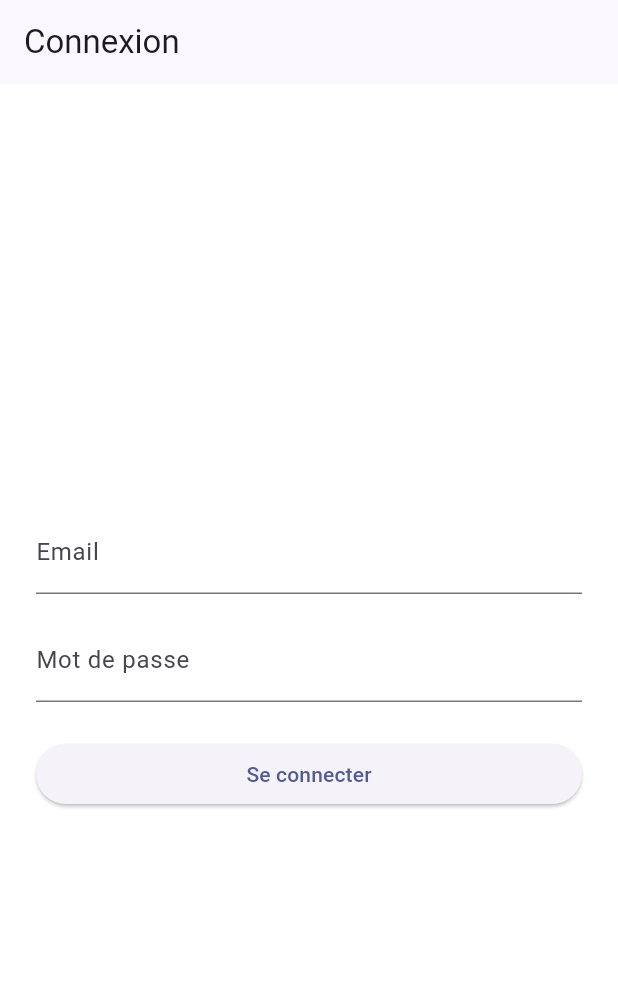
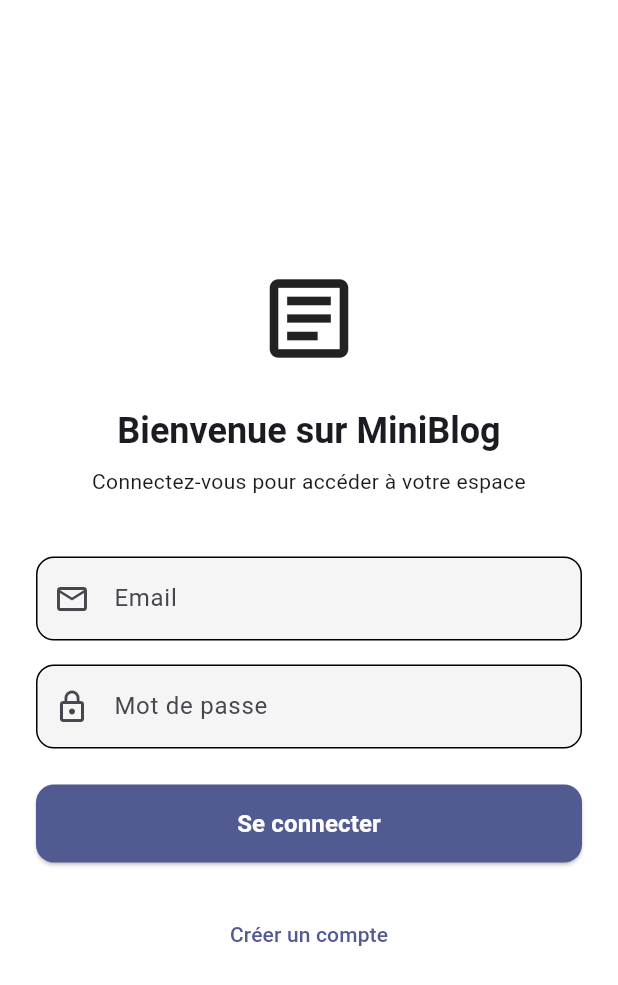
Before and after one commit to josiaskiesse17-commits/Mini-Blog-App, a Flutter app: the screen it shows after launch, on a phone screen of 412 x 824 dp. Shown: the top 985 px of the screen. Run offline on Flutter 3.47's test engine with Material 3 defaults, Android fonts, the phone set to English and light mode, and no system bars; our stand-ins replace cloud_firestore, firebase_auth, firebase_core, flutter_riverpod, go_router, hive and 2 more; accounts and stored records are empty.

Commit message:
restore: recover remaining MiniBlog work

```diff
--- a/lib/core/theme/app_theme.dart
+++ b/lib/core/theme/app_theme.dart
@@ -14,8 +14,16 @@ class AppTheme {
         brightness: Brightness.light,
       ),
       scaffoldBackgroundColor: AppPalette.background,
-      cardTheme: const CardThemeData(
+      cardTheme: CardThemeData(
         color: AppPalette.surface,
+        elevation: 2,
+        shape: RoundedRectangleBorder(borderRadius: BorderRadius.circular(16)),
+        margin: EdgeInsets.zero,
+      ),
+      inputDecorationTheme: InputDecorationTheme(
+        filled: true,
+        fillColor: AppPalette.surface,
+        border: OutlineInputBorder(borderRadius: BorderRadius.circular(12)),
       ),
     );
   }
--- a/lib/features/auth/presentation/pages/login_page.dart
+++ b/lib/features/auth/presentation/pages/login_page.dart
@@ -1,5 +1,6 @@
 import 'package:flutter/material.dart';
 import 'package:flutter_riverpod/flutter_riverpod.dart';
+import 'package:go_router/go_router.dart';
 
 import '../providers/auth_provider.dart';
 import '../widgets/auth_field.dart';
@@ -23,7 +24,9 @@ class _LoginPageState extends ConsumerState<LoginPage> {
       return;
     }
 
-    await ref.read(authNotifierProvider.notifier).signIn(
+    await ref
+        .read(authNotifierProvider.notifier)
+        .signIn(
           email: emailController.text.trim(),
           password: passwordController.text,
         );
@@ -34,11 +37,9 @@ class _LoginPageState extends ConsumerState<LoginPage> {
 
     state.whenOrNull(
       error: (error, _) {
-        ScaffoldMessenger.of(context).showSnackBar(
-          SnackBar(
-            content: Text(error.toString()),
-          ),
-        );
+        ScaffoldMessenger.of(
+          context,
+        ).showSnackBar(SnackBar(content: Text(error.toString())));
       },
     );
   }
@@ -55,16 +56,32 @@ class _LoginPageState extends ConsumerState<LoginPage> {
     final authState = ref.watch(authNotifierProvider);
 
     return Scaffold(
-      appBar: AppBar(
-        title: const Text('Connexion'),
-      ),
-      body: Center(
+      body: SafeArea(
+        child: Center(
           child: SingleChildScrollView(
-          padding: const EdgeInsets.all(24),
+            padding: const EdgeInsets.symmetric(horizontal: 24),
+            child: ConstrainedBox(
+              constraints: const BoxConstraints(maxWidth: 500),
               child: Form(
                 key: _formKey,
                 child: Column(
+                  crossAxisAlignment: CrossAxisAlignment.stretch,
                   children: [
+                    const Icon(Icons.article_outlined, size: 70),
+                    const SizedBox(height: 24),
+                    Text(
+                      'Bienvenue sur MiniBlog',
+                      textAlign: TextAlign.center,
+                      style: Theme.of(context).textTheme.headlineSmall
+                          ?.copyWith(fontWeight: FontWeight.bold),
+                    ),
+                    const SizedBox(height: 8),
+                    Text(
+                      'Connectez-vous pour accéder à votre espace',
+                      textAlign: TextAlign.center,
+                      style: Theme.of(context).textTheme.bodyMedium,
+                    ),
+                    const SizedBox(height: 40),
                     AuthField(
                       controller: emailController,
                       label: 'Email',
@@ -73,13 +90,10 @@ class _LoginPageState extends ConsumerState<LoginPage> {
                         if (value == null || value.trim().isEmpty) {
                           return 'Veuillez saisir votre e-mail';
                         }
-
                         return null;
                       },
                     ),
-
                     const SizedBox(height: 16),
-
                     AuthField(
                       controller: passwordController,
                       label: 'Mot de passe',
@@ -88,20 +102,24 @@ class _LoginPageState extends ConsumerState<LoginPage> {
                         if (value == null || value.isEmpty) {
                           return 'Veuillez saisir votre mot de passe';
                         }
-
                         return null;
                       },
                     ),
-
                     const SizedBox(height: 24),
-
                     AuthGradientButton(
                       text: authState.isLoading
                           ? 'Connexion...'
                           : 'Se connecter',
                       onPressed: authState.isLoading ? null : login,
                     ),
+                    const SizedBox(height: 24),
+                    TextButton(
+                      onPressed: () => context.go('/signup'),
+                      child: const Text('Créer un compte'),
+                    ),
                   ],
+                ),
+              ),
             ),
           ),
         ),
--- a/lib/features/auth/presentation/widgets/auth_field.dart
+++ b/lib/features/auth/presentation/widgets/auth_field.dart
@@ -25,6 +25,24 @@ class AuthField extends StatelessWidget {
       validator: validator,
       decoration: InputDecoration(
         labelText: label,
+        prefixIcon: Icon(
+          label.toLowerCase().contains('email')
+              ? Icons.email_outlined
+              : label.toLowerCase().contains('nom')
+              ? Icons.person_outline
+              : Icons.lock_outline,
+        ),
+        border: OutlineInputBorder(borderRadius: BorderRadius.circular(12)),
+        enabledBorder: OutlineInputBorder(
+          borderRadius: BorderRadius.circular(12),
+        ),
+        focusedBorder: OutlineInputBorder(
+          borderRadius: BorderRadius.circular(12),
+          borderSide: BorderSide(
+            color: Theme.of(context).colorScheme.primary,
+            width: 2,
+          ),
+        ),
       ),
     );
   }
--- a/lib/features/auth/presentation/widgets/auth_gradient_button.dart
+++ b/lib/features/auth/presentation/widgets/auth_gradient_button.dart
@@ -12,11 +12,24 @@ class AuthGradientButton extends StatelessWidget {
 
   @override
   Widget build(BuildContext context) {
+    final primaryColor = Theme.of(context).colorScheme.primary;
+
     return SizedBox(
       width: double.infinity,
+      height: 52,
       child: ElevatedButton(
         onPressed: onPressed,
-        child: Text(text),
+        style: ElevatedButton.styleFrom(
+          backgroundColor: primaryColor,
+          foregroundColor: Colors.white,
+          shape: RoundedRectangleBorder(
+            borderRadius: BorderRadius.circular(12),
+          ),
+        ),
+        child: Text(
+          text,
+          style: const TextStyle(fontSize: 16, fontWeight: FontWeight.bold),
+        ),
       ),
     );
   }
--- a/lib/features/blog/data/providers/article_repository_provider.dart
+++ b/lib/features/blog/data/providers/article_repository_provider.dart
@@ -4,6 +4,7 @@ import '../../../../core/firebase/firebase_providers.dart';
 import '../../domain/repositories/article_repository.dart';
 import '../datasources/article_remote_data_source.dart';
 import '../repositories/article_repository_impl.dart';
+import 'article_local_data_source_provider.dart';
 
 final articleRemoteDataSourceProvider = Provider<ArticleRemoteDataSource>((
   ref,
@@ -15,5 +16,8 @@ final articleRemoteDataSourceProvider = Provider<ArticleRemoteDataSource>((
 
 /// Point d'entrée pour l'équipe UI / Auth : ne pas appeler Firestore ailleurs.
 final articleRepositoryProvider = Provider<ArticleRepository>((ref) {
-  return ArticleRepositoryImpl(ref.watch(articleRemoteDataSourceProvider));
+  return ArticleRepositoryImpl(
+    ref.watch(articleRemoteDataSourceProvider),
+    ref.watch(articleLocalDataSourceProvider),
+  );
 });
```
Also changed, not shown: lib/features/auth/presentation/pages/signup_page.dart (+35 -25 lines), lib/features/blog/data/repositories/article_repository_impl.dart (+160 -33 lines), lib/features/blog/presentation/widgets/article_card.dart (+5 -17 lines), lib/features/blog/presentation/widgets/article_list.dart (+27 -0 lines), 3 other files. Lines whose indentation alone changed are shown as unchanged.
